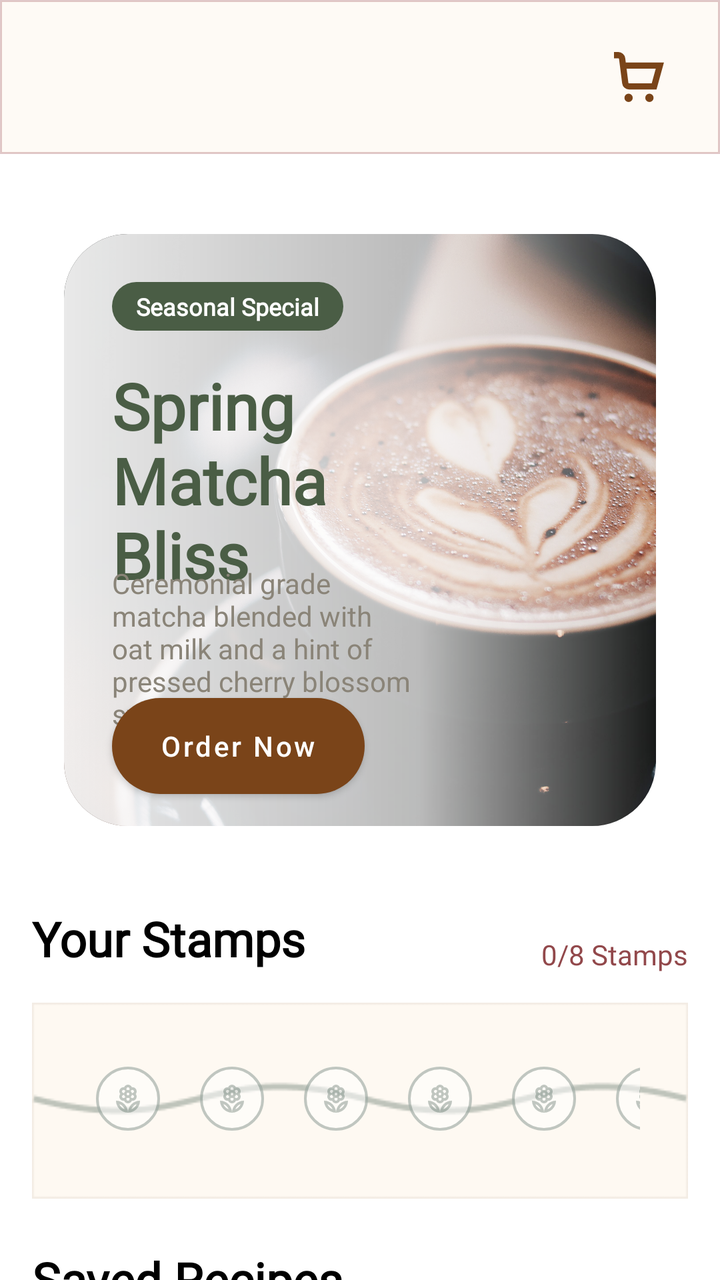
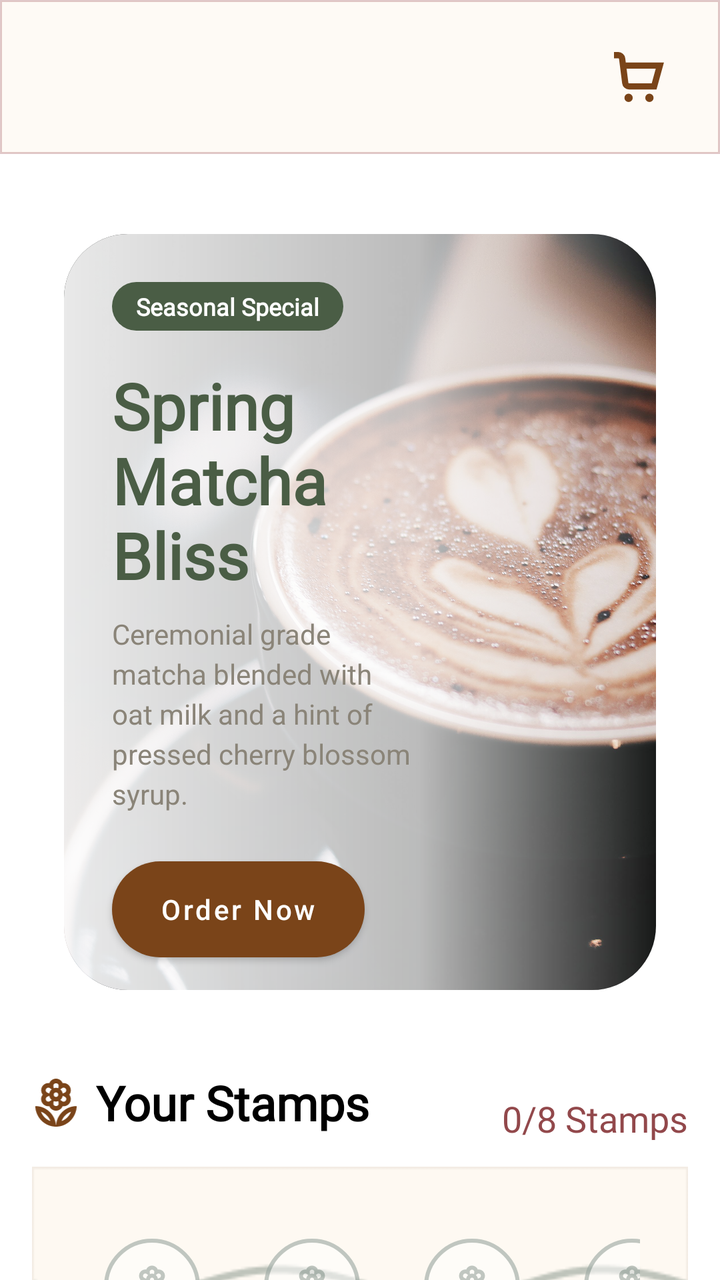

Compare the two renders of this Android layout. The source of the first and the diff that turns it into the second are given below.
<!-- AndroidManifest.xml: application theme Theme.PersonalMidterm -->
<!-- res/layout/fragment_home.xml -->
<?xml version="1.0" encoding="utf-8"?>
<androidx.core.widget.NestedScrollView xmlns:android="http://schemas.android.com/apk/res/android"
    xmlns:app="http://schemas.android.com/apk/res-auto"
    xmlns:tools="http://schemas.android.com/tools"
    android:theme="@style/Theme.PersonalMidterm"
    android:layout_width="match_parent"
    android:layout_height="match_parent"
    android:fillViewport="true">

    <LinearLayout
        android:layout_width="match_parent"
        android:layout_height="wrap_content"
        android:orientation="vertical">
        <include
            android:id="@+id/header"
            layout="@layout/layout_app_header" />

        <LinearLayout
            android:layout_width="match_parent"
            android:layout_height="wrap_content"
            android:orientation="vertical"
            android:paddingBottom="16dp"
            android:paddingLeft="16dp"
            android:paddingRight="16dp">



            
            <androidx.constraintlayout.widget.ConstraintLayout
                android:layout_width="match_parent"
                android:layout_height="wrap_content"
                android:layout_marginTop="24dp"
                android:padding="16dp">

                <com.google.android.material.card.MaterialCardView
                    android:id="@+id/hero_card"
                    android:layout_width="0dp"
                    android:layout_height="0dp"
                    app:cardCornerRadius="32dp"
                    app:layout_constraintHeight_max="378dp"
                    app:cardElevation="0dp"
                    app:layout_constraintDimensionRatio="1:1"
                    app:layout_constraintEnd_toEndOf="parent"
                    app:layout_constraintStart_toStartOf="parent"
                    app:layout_constraintTop_toTopOf="parent">

                    <androidx.constraintlayout.widget.ConstraintLayout
                        android:layout_width="match_parent"
                        android:layout_height="match_parent">

                        <ImageView
                            android:id="@+id/hero_image"
                            android:layout_width="match_parent"
                            android:layout_height="match_parent"
                            android:scaleType="centerCrop"
                            android:src="@drawable/drinks_dark_espresso" />

                        <View
                            android:layout_width="match_parent"
                            android:layout_height="match_parent"
                            android:background="@drawable/hero_fade_overlay" />

                        <TextView
                            android:id="@+id/hero_badge"
                            android:layout_width="wrap_content"
                            android:layout_height="wrap_content"
                            android:layout_marginStart="24dp"
                            android:layout_marginTop="24dp"
                            android:background="@android:drawable/toast_frame"
                            android:backgroundTint="@color/theme_green_badge"
                            android:paddingHorizontal="12dp"
                            android:paddingVertical="4dp"
                            android:text="Seasonal Special"
                            android:textColor="@color/white"
                            android:fontFamily="@font/manrope_bold"
                            android:textSize="12sp"
                            android:textStyle="bold"
                            app:layout_constraintStart_toStartOf="parent"
                            app:layout_constraintTop_toTopOf="parent" />

                        <TextView
                            android:id="@+id/hero_title"
                            android:layout_width="0dp"
                            android:layout_height="wrap_content"
                            android:layout_marginStart="24dp"
                            android:layout_marginTop="16dp"
                            android:layout_marginEnd="100dp"
                            android:fontFamily="@font/playfairdisplay_bold"
                            android:text="Spring\nMatcha\nBliss"
                            android:textColor="@color/theme_green_badge"
                            android:textSize="32sp"
                            android:textStyle="bold"
                            app:layout_constraintEnd_toEndOf="parent"
                            app:layout_constraintStart_toStartOf="parent"
                            app:layout_constraintTop_toBottomOf="@id/hero_badge" />

                        <TextView
                            android:id="@+id/hero_description"
                            android:layout_width="0dp"
                            android:layout_height="wrap_content"
                            android:layout_marginStart="24dp"
                            android:layout_marginEnd="120dp"
                            android:text="Ceremonial grade matcha blended with oat milk and a hint of pressed cherry blossom syrup."
                            android:textColor="@color/theme_muted"
                            android:textSize="14sp"
                            app:layout_constraintEnd_toEndOf="parent"
                            app:layout_constraintStart_toStartOf="parent"
                            app:layout_constraintTop_toBottomOf="@id/hero_title"
                            app:layout_constraintBottom_toTopOf="@id/hero_button" />

                        <com.google.android.material.button.MaterialButton
                            android:id="@+id/hero_button"
                            android:layout_width="wrap_content"
                            android:layout_height="wrap_content"
                            android:layout_marginStart="24dp"
                            android:layout_marginBottom="16dp"
                            android:layout_marginTop="16dp"
                            android:insetTop="0dp"
                            android:insetBottom="0dp"
                            android:paddingHorizontal="24dp"
                            android:text="Order Now"
                            android:textAllCaps="false"
                            android:textColor="@color/white"
                            app:backgroundTint="@color/theme_brown"
                            app:cornerRadius="24dp"
                            app:layout_constraintBottom_toBottomOf="parent"
                            app:layout_constraintStart_toStartOf="parent" />

                    </androidx.constraintlayout.widget.ConstraintLayout>

                </com.google.android.material.card.MaterialCardView>
            </androidx.constraintlayout.widget.ConstraintLayout>

            <include
                android:id="@+id/loyalty_card"
                layout="@layout/layout_loyalty" />

            
            <TextView
                android:layout_width="wrap_content"
                android:layout_height="wrap_content"
                android:text="Saved Recipes"
                android:textSize="24sp"
                android:fontFamily="@font/playfairdisplay_bold"
                android:textColor="@color/black"
                android:textStyle="bold" />

            <androidx.recyclerview.widget.RecyclerView
                android:id="@+id/saved_recipes_recycler"
                android:layout_width="match_parent"
                android:layout_height="wrap_content"
                android:layout_marginTop="8dp"
                app:layoutManager="androidx.recyclerview.widget.GridLayoutManager"
                tools:listitem="@layout/layout_recipe"
                tools:itemCount="4"
                app:spanCount="2" />

        </LinearLayout>
    </LinearLayout>

</androidx.core.widget.NestedScrollView>
<!-- res/layout/layout_app_header.xml (included above) -->
<?xml version="1.0" encoding="utf-8"?>
<androidx.constraintlayout.widget.ConstraintLayout xmlns:android="http://schemas.android.com/apk/res/android"
    xmlns:app="http://schemas.android.com/apk/res-auto"
    android:layout_width="match_parent"
    android:layout_height="wrap_content"
    android:padding="16dp"
    android:background="@drawable/bg_header">

    <ImageView
        android:id="@+id/back_button"
        android:layout_width="wrap_content"
        android:layout_height="wrap_content"
        android:src="@drawable/ic_back_arrow"
        android:visibility="gone"
        app:layout_constraintBottom_toBottomOf="parent"
        app:layout_constraintStart_toStartOf="parent"
        app:layout_constraintTop_toTopOf="parent" />

    <ImageButton
        android:id="@+id/user_avatar"
        android:layout_width="40dp"
        android:layout_height="40dp"
        android:src="@drawable/profile"
        android:scaleType="centerCrop"
        android:backgroundTint="@android:color/transparent"
        android:visibility="gone"
        app:layout_constraintBottom_toBottomOf="parent"
        app:layout_constraintStart_toStartOf="parent"
        app:layout_constraintTop_toTopOf="parent" />

    <LinearLayout
        android:id="@+id/greeting_container"
        android:layout_width="wrap_content"
        android:layout_height="wrap_content"
        android:layout_marginStart="12dp"
        android:orientation="vertical"
        android:visibility="gone"
        app:layout_constraintBottom_toBottomOf="parent"
        app:layout_constraintStart_toEndOf="@id/user_avatar"
        app:layout_constraintTop_toTopOf="parent">

        <TextView
            android:id="@+id/greeting_text"
            android:layout_width="wrap_content"
            android:layout_height="wrap_content"
            android:text="Good Morning,"
            android:textColor="@color/theme_brown"
            android:textStyle="bold"
            android:fontFamily="@font/playfairdisplay_bold"
            android:textSize="18sp" />

        <TextView
            android:id="@+id/greeting_subtitle"
            android:layout_width="wrap_content"
            android:layout_height="wrap_content"
            android:text="Ready for your daily brew?"
            android:textSize="12sp"
            android:fontFamily="@font/manrope_regular" />
    </LinearLayout>

    <TextView
        android:id="@+id/screen_title"
        android:layout_width="wrap_content"
        android:layout_height="wrap_content"
        android:textSize="24sp"
        android:textStyle="bold"
        android:text="Menu"
        android:textColor="@color/theme_brown"
        android:fontFamily="@font/playfairdisplay_bold"
        android:visibility="gone"
        app:layout_constraintBottom_toBottomOf="parent"
        app:layout_constraintEnd_toEndOf="parent"
        app:layout_constraintStart_toStartOf="parent"
        app:layout_constraintTop_toTopOf="parent" />


    <ImageButton
        android:id="@+id/cart_icon"
        android:layout_width="wrap_content"
        android:layout_height="wrap_content"
        android:src="@drawable/ic_cart"
        android:scaleType="fitCenter"
        app:tint="@color/theme_brown"
        android:backgroundTint="@android:color/transparent"
        android:visibility="visible"
        app:layout_constraintBottom_toBottomOf="parent"
        app:layout_constraintEnd_toEndOf="parent"
        app:layout_constraintTop_toTopOf="parent"
        />

    <ImageButton
        android:id="@+id/favorite_icon"
        android:layout_width="wrap_content"
        android:layout_height="wrap_content"
        app:tint="@color/theme_brown"
        android:src="@drawable/ic_full_heart"
        android:backgroundTint="@android:color/transparent"
        android:visibility="gone"
        app:layout_constraintBottom_toBottomOf="parent"
        app:layout_constraintEnd_toStartOf="@id/cart_icon"
        app:layout_constraintTop_toTopOf="parent"
        android:layout_marginEnd="4dp"/>

</androidx.constraintlayout.widget.ConstraintLayout>
<!-- res/layout/layout_loyalty.xml (included above) -->
<?xml version="1.0" encoding="utf-8"?>
<androidx.constraintlayout.widget.ConstraintLayout xmlns:android="http://schemas.android.com/apk/res/android"
    xmlns:app="http://schemas.android.com/apk/res-auto"
    android:id="@+id/loyalty_card"
    android:layout_width="match_parent"
    android:layout_height="wrap_content"
    android:layout_marginTop="24dp"
    android:layout_marginBottom="24dp">

<TextView
    android:id="@+id/your_reward_header"
    android:layout_width="wrap_content"
    android:layout_height="wrap_content"
    android:fontFamily="@font/playfairdisplay_bold"
    android:text="Your Stamps"
    android:textColor="@color/black"
    android:textSize="24sp"
    android:textStyle="bold"
    app:layout_constraintStart_toStartOf="parent"
    app:layout_constraintTop_toTopOf="parent" />
<TextView
    android:id="@+id/tv_stamps_count"
    android:layout_width="wrap_content"
    android:layout_height="wrap_content"
    app:layout_constraintEnd_toEndOf="parent"
    app:layout_constraintTop_toTopOf="parent"
    android:text="0/8 Stamps"
    android:textSize="14sp"
    android:textColor="@color/theme_maroon"
    android:fontFamily="@font/manrope_bold"
    app:layout_constraintBottom_toTopOf="@+id/loyalty_vine"/>

<HorizontalScrollView
    android:id="@+id/loyalty_vine"
    android:layout_width="0dp"
    android:layout_height="wrap_content"
    android:layout_marginTop="16dp"
    android:padding="24dp"
    android:scrollbars="none"
    android:background="@drawable/loyalty_bg"
    app:layout_constraintEnd_toEndOf="parent"
    app:layout_constraintStart_toStartOf="parent"
    app:layout_constraintTop_toBottomOf="@id/your_reward_header">

    <LinearLayout
        android:id="@+id/stamps_container"
        android:layout_width="wrap_content"
        android:layout_height="wrap_content"
        android:orientation="horizontal">
        
        <include layout="@layout/item_stamp_slot" />
        <include layout="@layout/item_stamp_slot" />
        <include layout="@layout/item_stamp_slot" />
        <include layout="@layout/item_stamp_slot" />
        <include layout="@layout/item_stamp_slot" />
        <include layout="@layout/item_stamp_slot" />
        <include layout="@layout/item_stamp_slot" />
        <include layout="@layout/item_stamp_slot" />
    </LinearLayout>
</HorizontalScrollView>
</androidx.constraintlayout.widget.ConstraintLayout>
<!-- res/layout/layout_recipe.xml (included above) -->
<?xml version="1.0" encoding="utf-8"?>
<androidx.constraintlayout.widget.ConstraintLayout xmlns:android="http://schemas.android.com/apk/res/android"
    xmlns:app="http://schemas.android.com/apk/res-auto"
    android:layout_width="match_parent"
    android:layout_height="wrap_content"

    >
    <com.google.android.material.card.MaterialCardView
        android:layout_width="wrap_content"
        android:layout_height="wrap_content"
        app:cardCornerRadius="24dp"
        android:backgroundTint="@color/card_cream"
        android:layout_marginTop="8dp"
        android:layout_marginBottom="8dp"
        app:layout_constraintEnd_toEndOf="parent"
        app:layout_constraintStart_toStartOf="parent"
        app:layout_constraintTop_toTopOf="parent"
        app:layout_constraintBottom_toBottomOf="parent">

        <androidx.constraintlayout.widget.ConstraintLayout
            android:layout_width="match_parent"
            android:layout_height="wrap_content"
            android:padding="12dp"
            >
            <com.google.android.material.card.MaterialCardView
                android:id="@+id/recipe_photo"
                android:layout_width="wrap_content"
                android:layout_height="wrap_content"
                app:cardCornerRadius="16dp"
                app:cardElevation="0dp"
                app:layout_constraintHeight_max="145dp"
                app:layout_constraintWidth_max="145dp"
                app:layout_constraintDimensionRatio="1:1"
                app:layout_constraintStart_toStartOf="parent"
                app:layout_constraintTop_toTopOf="parent">
                    <ImageView
                    android:id="@+id/hero_image"
                    android:layout_width="match_parent"
                    android:layout_height="match_parent"
                    android:scaleType="centerCrop"
                    android:src="@drawable/drinks_dark_espresso" />
            </com.google.android.material.card.MaterialCardView>
            <TextView
                android:id="@+id/recipe_name"
                android:layout_width="wrap_content"
                android:layout_height="wrap_content"
                app:layout_constraintStart_toStartOf="parent"
                app:layout_constraintTop_toBottomOf="@id/recipe_photo"
                android:text="Lavender Gray"
                android:fontFamily="@font/manrope_bold"
                android:textSize="14sp"
                android:layout_marginTop="8dp"/>
            <TextView
                android:layout_width="wrap_content"
                android:layout_height="wrap_content"
                app:layout_constraintStart_toStartOf="@id/recipe_name"
                app:layout_constraintTop_toBottomOf="@id/recipe_name"
                android:textColor="@color/theme_brown"
                android:text="100.000d"
                android:fontFamily="@font/manrope_bold"
                android:layout_marginTop="4dp"/>
        </androidx.constraintlayout.widget.ConstraintLayout>
    </com.google.android.material.card.MaterialCardView>
</androidx.constraintlayout.widget.ConstraintLayout>
<!-- res/layout/item_stamp_slot.xml (included above) -->
<?xml version="1.0" encoding="utf-8"?>
<FrameLayout xmlns:android="http://schemas.android.com/apk/res/android"
    android:layout_width="48dp"
    android:layout_height="48dp"
    android:layout_marginEnd="4dp">

    <ImageView
        android:id="@+id/stamp_icon"
        android:layout_width="match_parent"
        android:layout_height="match_parent"
        android:src="@drawable/empty_stamp"
        android:padding="8dp"/>
</FrameLayout>
<!-- resources referenced by this layout -->
<resources>
  <color name="black">#FF000000</color>
  <color name="card_cream">#FEF9F2</color>
  <color name="theme_brown">#7A4419</color>
  <color name="theme_green_badge">#4A5D45</color>
  <color name="theme_maroon">#92484B</color>
  <color name="theme_muted">#8A8478</color>
  <color name="white">#FFFFFFFF</color>
  <!-- drawable bg_header (drawable) -->
  <shape xmlns:android="http://schemas.android.com/apk/res/android">
      <solid android:color="#FEFAF5" />
      <stroke android:color="#519F5255"/>
      <stroke android:width="1dp"/>
  </shape>
  <!-- drawable hero_fade_overlay (drawable) -->
  <?xml version="1.0" encoding="utf-8"?>
  <shape xmlns:android="http://schemas.android.com/apk/res/android">
      <gradient
          android:angle="0"
          android:startColor="#E6FFFFFF"
          android:centerColor="#B3FFFFFF"
          android:endColor="#00FFFFFF"
          android:centerX="0.6"
          android:type="linear" />
  </shape>
  <!-- drawable ic_back_arrow (drawable) -->
  <vector xmlns:android="http://schemas.android.com/apk/res/android"
      android:width="16dp"
      android:height="16dp"
      android:viewportWidth="16"
      android:viewportHeight="16">
    <path
        android:pathData="M3.825,9L9.425,14.6L8,16L0,8L8,0L9.425,1.4L3.825,7H16V9H3.825Z"
        android:fillColor="#8D4B00"/>
  </vector>
  <!-- drawable ic_cart (drawable) -->
  <vector xmlns:android="http://schemas.android.com/apk/res/android"
      android:width="25dp"
      android:height="25dp"
      android:viewportWidth="24"
      android:viewportHeight="24">
    <path
        android:fillColor="#FF000000"
        android:pathData="M7,22m-2,0a2,2 0,1 1,4 0a2,2 0,1 1,-4 0"/>
    <path
        android:fillColor="#FF000000"
        android:pathData="M17,22m-2,0a2,2 0,1 1,4 0a2,2 0,1 1,-4 0"/>
    <path
        android:fillColor="#FF000000"
        android:pathData="M5.654,5 L5.391,2.938A3.328,3.328 0,0 0,2.087 0H0V3H2.087a0.331,0.331 0,0 1,0.326 0.3l1.5,11.759A3.327,3.327 0,0 0,7.217 18H20.4L23.974,5ZM18.112,15H7.217a0.329,0.329 0,0 1,-0.325 -0.3L6.037,8h14Z"/>
  </vector>
  <!-- drawable ic_full_heart (drawable) -->
  <vector xmlns:android="http://schemas.android.com/apk/res/android"
      android:width="24dp"
      android:height="24dp"
      android:viewportWidth="24"
      android:viewportHeight="24">
    <path
        android:fillColor="#FF000000"
        android:pathData="M17.5,0.917a6.4,6.4 0,0 0,-5.5 3.3A6.4,6.4 0,0 0,6.5 0.917,6.8 6.8,0 0,0 0,7.967c0,6.775 10.956,14.6 11.422,14.932l0.578,0.409 0.578,-0.409C13.044,22.569 24,14.742 24,7.967A6.8,6.8 0,0 0,17.5 0.917Z"/>
  </vector>
  <style name="Theme.PersonalMidterm" parent="Theme.MaterialComponents.DayNight.NoActionBar">
          <item name="android:textColorPrimary">@color/text_primary</item>
          <item name="android:textColorSecondary">@color/text_primary</item>
          
          <item name="android:statusBarColor">?attr/colorPrimaryVariant</item>
          
      </style>
  <color name="text_primary">#1D1C18</color>
  <!-- unchanged entries left out for length: 4 -->
</resources>

<!-- the commit's change to res/layout/fragment_home.xml (unified diff, before → after) -->
@@ -35,14 +35,15 @@
                 <com.google.android.material.card.MaterialCardView
                     android:id="@+id/hero_card"
                     android:layout_width="0dp"
-                    android:layout_height="0dp"
+                    android:layout_height="wrap_content"
                     app:cardCornerRadius="32dp"
                     app:layout_constraintHeight_max="378dp"
+                    app:layout_constraintWidth_max="450dp"
                     app:cardElevation="0dp"
-                    app:layout_constraintDimensionRatio="1:1"
                     app:layout_constraintEnd_toEndOf="parent"
                     app:layout_constraintStart_toStartOf="parent"
-                    app:layout_constraintTop_toTopOf="parent">
+                    app:layout_constraintTop_toTopOf="parent"
+                    app:layout_constraintBottom_toBottomOf="parent">
 
                     <androidx.constraintlayout.widget.ConstraintLayout
                         android:layout_width="match_parent"
@@ -86,7 +87,7 @@
                             android:layout_marginTop="16dp"
                             android:layout_marginEnd="100dp"
                             android:fontFamily="@font/playfairdisplay_bold"
-                            android:text="Spring\nMatcha\nBliss"
+                            android:text="Spring Matcha Bliss"
                             android:textColor="@color/theme_green_badge"
                             android:textSize="32sp"
                             android:textStyle="bold"
@@ -103,10 +104,14 @@
                             android:text="Ceremonial grade matcha blended with oat milk and a hint of pressed cherry blossom syrup."
                             android:textColor="@color/theme_muted"
                             android:textSize="14sp"
+                            android:lineHeight="20dp"
                             app:layout_constraintEnd_toEndOf="parent"
                             app:layout_constraintStart_toStartOf="parent"
                             app:layout_constraintTop_toBottomOf="@id/hero_title"
-                            app:layout_constraintBottom_toTopOf="@id/hero_button" />
+                            app:layout_constraintBottom_toTopOf="@id/hero_button"
+                            android:layout_marginTop="8dp"
+                            app:layout_constraintVertical_bias="0.0"
+                            android:layout_marginBottom="8dp"/>
 
                         <com.google.android.material.button.MaterialButton
                             android:id="@+id/hero_button"
@@ -124,7 +129,8 @@
                             app:backgroundTint="@color/theme_brown"
                             app:cornerRadius="24dp"
                             app:layout_constraintBottom_toBottomOf="parent"
-                            app:layout_constraintStart_toStartOf="parent" />
+                            app:layout_constraintStart_toStartOf="parent"
+                            app:layout_constraintTop_toBottomOf="@id/hero_description" />
 
                     </androidx.constraintlayout.widget.ConstraintLayout>
 
@@ -136,14 +142,29 @@
                 layout="@layout/layout_loyalty" />
 
             
-            <TextView
+            <LinearLayout
                 android:layout_width="wrap_content"
                 android:layout_height="wrap_content"
-                android:text="Saved Recipes"
-                android:textSize="24sp"
-                android:fontFamily="@font/playfairdisplay_bold"
-                android:textColor="@color/black"
-                android:textStyle="bold" />
+                android:orientation="horizontal"
+                android:gravity="center_vertical">
+
+                <ImageView
+                    android:id="@+id/iv_saved_recipes_heart"
+                    android:layout_width="20dp"
+                    android:layout_height="20dp"
+                    android:src="@drawable/ic_full_heart"
+                    app:tint="@color/theme_brown"/>
+
+                <TextView
+                    android:layout_width="wrap_content"
+                    android:layout_height="wrap_content"
+                    android:layout_marginStart="8dp"
+                    android:text="Saved Recipes"
+                    android:textSize="24sp"
+                    android:fontFamily="@font/playfairdisplay_bold"
+                    android:textColor="@color/black"
+                    android:textStyle="bold" />
+            </LinearLayout>
 
             <androidx.recyclerview.widget.RecyclerView
                 android:id="@+id/saved_recipes_recycler"
@@ -151,7 +172,7 @@
                 android:layout_height="wrap_content"
                 android:layout_marginTop="8dp"
                 app:layoutManager="androidx.recyclerview.widget.GridLayoutManager"
-                tools:listitem="@layout/layout_recipe"
+                tools:listitem="@layout/item_recipe"
                 tools:itemCount="4"
                 app:spanCount="2" />
 
@@ -183,7 +204,8 @@
         android:layout_width="40dp"
         android:layout_height="40dp"
         android:src="@drawable/profile"
-        android:scaleType="centerCrop"
+        android:scaleType="fitCenter"
+        android:padding="8dp"
         android:backgroundTint="@android:color/transparent"
         android:visibility="gone"
         app:layout_constraintBottom_toBottomOf="parent"
@@ -274,16 +296,27 @@
     android:layout_marginTop="24dp"
     android:layout_marginBottom="24dp">
 
+<ImageView
+    android:id="@+id/iv_loyalty_logo"
+    android:layout_width="24dp"
+    android:layout_height="24dp"
+    android:src="@drawable/ic_logo"
+    app:tint="@color/theme_brown"
+    app:layout_constraintStart_toStartOf="parent"
+    app:layout_constraintTop_toTopOf="@id/your_reward_header"
+    app:layout_constraintBottom_toBottomOf="@id/your_reward_header" />
+
 <TextView
     android:id="@+id/your_reward_header"
     android:layout_width="wrap_content"
     android:layout_height="wrap_content"
+    android:layout_marginStart="8dp"
     android:fontFamily="@font/playfairdisplay_bold"
     android:text="Your Stamps"
     android:textColor="@color/black"
     android:textSize="24sp"
     android:textStyle="bold"
-    app:layout_constraintStart_toStartOf="parent"
+    app:layout_constraintStart_toEndOf="@id/iv_loyalty_logo"
     app:layout_constraintTop_toTopOf="parent" />
 <TextView
     android:id="@+id/tv_stamps_count"
@@ -292,7 +325,7 @@
     app:layout_constraintEnd_toEndOf="parent"
     app:layout_constraintTop_toTopOf="parent"
     android:text="0/8 Stamps"
-    android:textSize="14sp"
+    android:textSize="18sp"
     android:textColor="@color/theme_maroon"
     android:fontFamily="@font/manrope_bold"
     app:layout_constraintBottom_toTopOf="@+id/loyalty_vine"/>
@@ -304,6 +337,7 @@
     android:layout_marginTop="16dp"
     android:padding="24dp"
     android:scrollbars="none"
+    android:fillViewport="true"
     android:background="@drawable/loyalty_bg"
     app:layout_constraintEnd_toEndOf="parent"
     app:layout_constraintStart_toStartOf="parent"
@@ -311,22 +345,24 @@
 
     <LinearLayout
         android:id="@+id/stamps_container"
-        android:layout_width="wrap_content"
-        android:layout_height="wrap_content"
-        android:orientation="horizontal">
+        android:layout_width="match_parent"
+        android:layout_height="wrap_content"
+        android:orientation="horizontal"
+        android:gravity="center_vertical"
+        android:weightSum="8">
         
-        <include layout="@layout/item_stamp_slot" />
-        <include layout="@layout/item_stamp_slot" />
-        <include layout="@layout/item_stamp_slot" />
-        <include layout="@layout/item_stamp_slot" />
-        <include layout="@layout/item_stamp_slot" />
-        <include layout="@layout/item_stamp_slot" />
-        <include layout="@layout/item_stamp_slot" />
-        <include layout="@layout/item_stamp_slot" />
+        <include layout="@layout/item_stamp_slot" android:layout_width="0dp" android:layout_height="wrap_content" android:layout_weight="1" />
+        <include layout="@layout/item_stamp_slot" android:layout_width="0dp" android:layout_height="wrap_content" android:layout_weight="1" />
+        <include layout="@layout/item_stamp_slot" android:layout_width="0dp" android:layout_height="wrap_content" android:layout_weight="1" />
+        <include layout="@layout/item_stamp_slot" android:layout_width="0dp" android:layout_height="wrap_content" android:layout_weight="1" />
+        <include layout="@layout/item_stamp_slot" android:layout_width="0dp" android:layout_height="wrap_content" android:layout_weight="1" />
+        <include layout="@layout/item_stamp_slot" android:layout_width="0dp" android:layout_height="wrap_content" android:layout_weight="1" />
+        <include layout="@layout/item_stamp_slot" android:layout_width="0dp" android:layout_height="wrap_content" android:layout_weight="1" />
+        <include layout="@layout/item_stamp_slot" android:layout_width="0dp" android:layout_height="wrap_content" android:layout_weight="1" />
     </LinearLayout>
 </HorizontalScrollView>
 </androidx.constraintlayout.widget.ConstraintLayout>
-<!-- res/layout/layout_recipe.xml (included above) -->
+<!-- res/layout/item_recipe.xml (included above) -->
 <?xml version="1.0" encoding="utf-8"?>
 <androidx.constraintlayout.widget.ConstraintLayout xmlns:android="http://schemas.android.com/apk/res/android"
     xmlns:app="http://schemas.android.com/apk/res-auto"
@@ -371,21 +407,38 @@
             </com.google.android.material.card.MaterialCardView>
             <TextView
                 android:id="@+id/recipe_name"
-                android:layout_width="wrap_content"
+                android:layout_width="match_parent"
                 android:layout_height="wrap_content"
                 app:layout_constraintStart_toStartOf="parent"
                 app:layout_constraintTop_toBottomOf="@id/recipe_photo"
                 android:text="Lavender Gray"
+                android:textColor="@color/text_primary"
                 android:fontFamily="@font/manrope_bold"
                 android:textSize="14sp"
                 android:layout_marginTop="8dp"/>
             <TextView
-                android:layout_width="wrap_content"
+                android:id="@+id/recipe_details"
+                android:layout_width="match_parent"
+                android:maxWidth="145dp"
                 android:layout_height="wrap_content"
                 app:layout_constraintStart_toStartOf="@id/recipe_name"
                 app:layout_constraintTop_toBottomOf="@id/recipe_name"
+                android:textColor="@color/text_secondary"
+                android:textSize="11sp"
+                android:text="Iced, 50% Sweet, 50% Ice, 3 extra shots, Vanilla"
+                android:ellipsize="end"
+                android:lines="2"
+                android:fontFamily="@font/manrope_medium"
+                android:layout_marginTop="2dp"/>
+            <TextView
+                android:id="@+id/recipe_price"
+                android:layout_width="wrap_content"
+                android:layout_height="wrap_content"
+                app:layout_constraintStart_toStartOf="@id/recipe_name"
+                app:layout_constraintTop_toBottomOf="@id/recipe_details"
                 android:textColor="@color/theme_brown"
                 android:text="100.000d"
+                android:textSize="14sp"
                 android:fontFamily="@font/manrope_bold"
                 android:layout_marginTop="4dp"/>
         </androidx.constraintlayout.widget.ConstraintLayout>
@@ -394,14 +447,14 @@
 <!-- res/layout/item_stamp_slot.xml (included above) -->
 <?xml version="1.0" encoding="utf-8"?>
 <FrameLayout xmlns:android="http://schemas.android.com/apk/res/android"
-    android:layout_width="48dp"
-    android:layout_height="48dp"
-    android:layout_marginEnd="4dp">
+    android:layout_width="match_parent"
+    android:layout_height="80dp"
+    android:minWidth="80dp">
 
     <ImageView
         android:id="@+id/stamp_icon"
         android:layout_width="match_parent"
         android:layout_height="match_parent"
         android:src="@drawable/empty_stamp"
-        android:padding="8dp"/>
+        android:padding="12dp"/>
 </FrameLayout>
<!-- resource entries referenced after the edit -->
@@ -60,6 +60,7 @@
         android:fillColor="#FF000000"
         android:pathData="M17.5,0.917a6.4,6.4 0,0 0,-5.5 3.3A6.4,6.4 0,0 0,6.5 0.917,6.8 6.8,0 0,0 0,7.967c0,6.775 10.956,14.6 11.422,14.932l0.578,0.409 0.578,-0.409C13.044,22.569 24,14.742 24,7.967A6.8,6.8 0,0 0,17.5 0.917Z"/>
   </vector>
+  <!-- drawable ic_logo: vector/xml drawable (drawable, 4590 chars, omitted) -->
   <style name="Theme.PersonalMidterm" parent="Theme.MaterialComponents.DayNight.NoActionBar">
           <item name="android:textColorPrimary">@color/text_primary</item>
           <item name="android:textColorSecondary">@color/text_primary</item>
@@ -68,6 +69,7 @@
           
       </style>
   <color name="text_primary">#1D1C18</color>
+  <color name="text_secondary">#554336</color>
   <!-- unchanged entries left out for length: 4 -->
 </resources>
 
